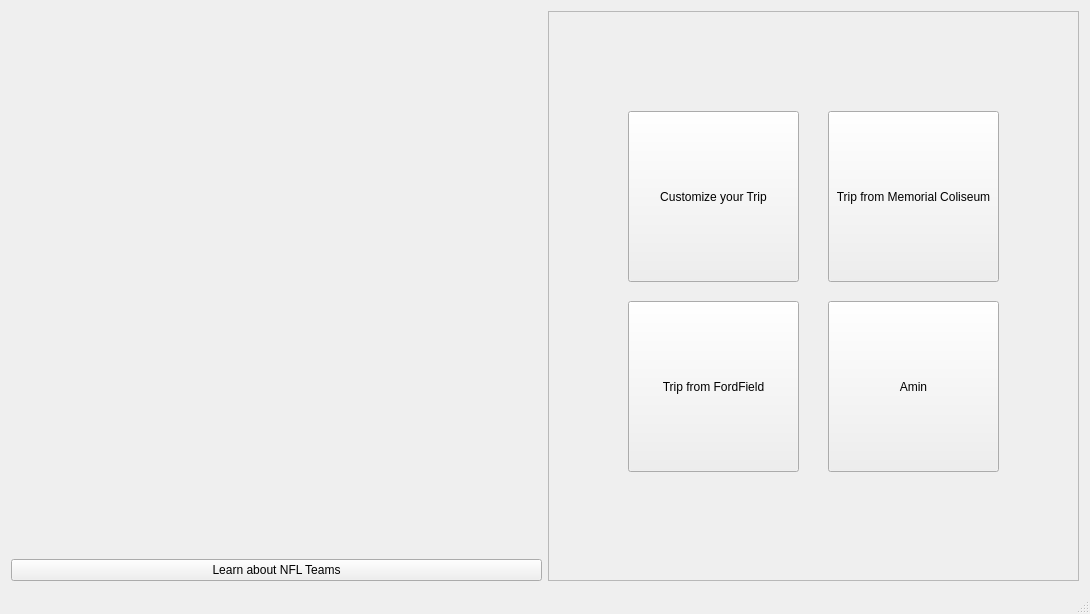
This is mainwindow.ui in pkhodadoustan/NFLFootballTouring as Qt 5 draws it before an edit. The edited form follows.
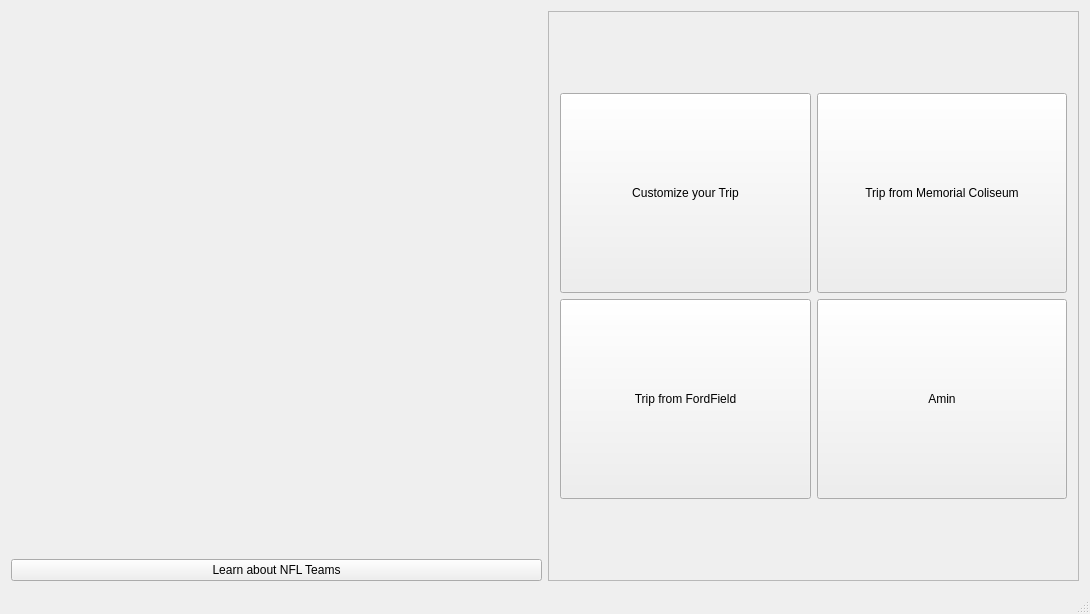
This is the edited form. Icons and pictures are not drawn.

Commit message: Total seats fixed, mainwindow boxes are fixed

The edit to the form file:
```diff
--- a/mainwindow.ui
+++ b/mainwindow.ui
@@ -10,6 +10,24 @@
     <height>614</height>
    </rect>
   </property>
+  <property name="sizePolicy">
+   <sizepolicy hsizetype="Minimum" vsizetype="Minimum">
+    <horstretch>40</horstretch>
+    <verstretch>40</verstretch>
+   </sizepolicy>
+  </property>
+  <property name="minimumSize">
+   <size>
+    <width>400</width>
+    <height>400</height>
+   </size>
+  </property>
+  <property name="baseSize">
+   <size>
+    <width>3</width>
+    <height>0</height>
+   </size>
+  </property>
   <property name="windowTitle">
    <string>MainWindow</string>
   </property>
@@ -59,64 +77,112 @@
        <layout class="QVBoxLayout" name="verticalLayout_4">
         <item>
          <widget class="QFrame" name="frame_2">
+          <property name="sizePolicy">
+           <sizepolicy hsizetype="Minimum" vsizetype="Minimum">
+            <horstretch>40</horstretch>
+            <verstretch>40</verstretch>
+           </sizepolicy>
+          </property>
+          <property name="minimumSize">
+           <size>
+            <width>400</width>
+            <height>400</height>
+           </size>
+          </property>
+          <property name="baseSize">
+           <size>
+            <width>3</width>
+            <height>0</height>
+           </size>
+          </property>
           <property name="frameShape">
            <enum>QFrame::StyledPanel</enum>
           </property>
           <property name="frameShadow">
            <enum>QFrame::Raised</enum>
           </property>
+          <layout class="QGridLayout" name="gridLayout_2">
+           <item row="0" column="0">
+            <layout class="QGridLayout" name="gridLayout">
+             <item row="0" column="0">
           <widget class="QPushButton" name="pushButton_customTrip">
-           <property name="geometry">
-            <rect>
-             <x>80</x>
-             <y>100</y>
-             <width>171</width>
-             <height>171</height>
-            </rect>
+               <property name="sizePolicy">
+                <sizepolicy hsizetype="Minimum" vsizetype="Fixed">
+                 <horstretch>0</horstretch>
+                 <verstretch>0</verstretch>
+                </sizepolicy>
+               </property>
+               <property name="minimumSize">
+                <size>
+                 <width>0</width>
+                 <height>200</height>
+                </size>
            </property>
            <property name="text">
             <string>Customize your Trip</string>
            </property>
           </widget>
+             </item>
+             <item row="0" column="1">
           <widget class="QPushButton" name="pushButton_2">
-           <property name="geometry">
-            <rect>
-             <x>280</x>
-             <y>100</y>
-             <width>171</width>
-             <height>171</height>
-            </rect>
+               <property name="sizePolicy">
+                <sizepolicy hsizetype="Minimum" vsizetype="Fixed">
+                 <horstretch>0</horstretch>
+                 <verstretch>0</verstretch>
+                </sizepolicy>
+               </property>
+               <property name="minimumSize">
+                <size>
+                 <width>0</width>
+                 <height>200</height>
+                </size>
            </property>
            <property name="text">
             <string>Trip from Memorial Coliseum</string>
            </property>
           </widget>
+             </item>
+             <item row="1" column="0">
           <widget class="QPushButton" name="pushButton_3">
-           <property name="geometry">
-            <rect>
-             <x>80</x>
-             <y>290</y>
-             <width>171</width>
-             <height>171</height>
-            </rect>
+               <property name="sizePolicy">
+                <sizepolicy hsizetype="Minimum" vsizetype="Fixed">
+                 <horstretch>0</horstretch>
+                 <verstretch>0</verstretch>
+                </sizepolicy>
+               </property>
+               <property name="minimumSize">
+                <size>
+                 <width>0</width>
+                 <height>200</height>
+                </size>
            </property>
            <property name="text">
             <string>Trip from FordField</string>
            </property>
           </widget>
+             </item>
+             <item row="1" column="1">
           <widget class="QPushButton" name="pushButton_4">
-           <property name="geometry">
-            <rect>
-             <x>280</x>
-             <y>290</y>
-             <width>171</width>
-             <height>171</height>
-            </rect>
+               <property name="sizePolicy">
+                <sizepolicy hsizetype="Minimum" vsizetype="Fixed">
+                 <horstretch>0</horstretch>
+                 <verstretch>0</verstretch>
+                </sizepolicy>
+               </property>
+               <property name="minimumSize">
+                <size>
+                 <width>0</width>
+                 <height>200</height>
+                </size>
            </property>
            <property name="text">
             <string>Amin</string>
            </property>
           </widget>
+             </item>
+            </layout>
+           </item>
+          </layout>
          </widget>
         </item>
        </layout>
```
Left out of the diff: 1 changed line with no effect on the pictures. Lines whose indentation alone changed are shown as unchanged. The commit also changes 1 other file.
